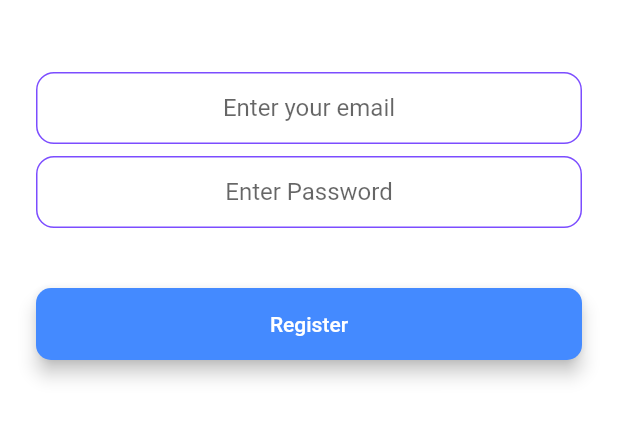
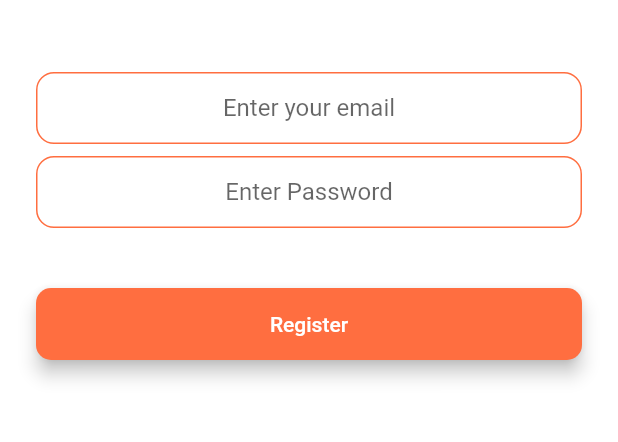
Before and after one commit to Coding-Club-IITG/Git-Workshop-flutter, a Flutter app: the screen it shows after launch, after a tap on "Register", on a phone screen of 412 x 824 dp, the part 576-1018 px from its top. Run offline on Flutter 3.47's test engine with Material 2 defaults, Android fonts, the phone set to English and light mode, and no system bars; our stand-ins replace animated_text_kit, cloud_firestore, firebase_auth, firebase_core, modal_progress_hud; accounts and stored records are empty.

Commit message:
Theme Changed to Orange-ish!

```diff
--- a/lib/constants.dart
+++ b/lib/constants.dart
@@ -10,11 +10,13 @@ const kTextFieldDecoration = InputDecoration(
     borderRadius: BorderRadius.all(Radius.circular(12.0)),
   ),
   enabledBorder: OutlineInputBorder(
-    borderSide: BorderSide(color: Colors.deepPurpleAccent, width: 1.0),
+    // borderSide: BorderSide(color: Colors.deepPurpleAccent, width: 1.0),
+    borderSide: BorderSide(color: Colors.deepOrangeAccent, width: 1.0),
     borderRadius: BorderRadius.all(Radius.circular(12.0)),
   ),
   focusedBorder: OutlineInputBorder(
-    borderSide: BorderSide(color: Colors.deepPurpleAccent, width: 2.0),
+    // borderSide: BorderSide(color: Colors.deepPurpleAccent, width: 2.0),
+    borderSide: BorderSide(color: Colors.deepOrangeAccent, width: 2.0),
     borderRadius: BorderRadius.all(Radius.circular(12.0)),
   ),
 );
@@ -22,5 +24,6 @@ const kTextFieldDecoration = InputDecoration(
 const kAnimatedTextStyle = TextStyle(
   fontSize: 35.0,
   fontWeight: FontWeight.w900,
-  color: Colors.deepPurple,
+  // color: Colors.deepPurple,
+  color: Colors.deepOrangeAccent,
 );
--- a/lib/screens/create_task.dart
+++ b/lib/screens/create_task.dart
@@ -37,7 +37,8 @@ class _TodoCreateState extends State<TodoCreate> {
       ),
       floatingActionButton: RoundedButton(
         text: 'Add task!',
-        color: Colors.deepPurple,
+        // color: Colors.deepPurple,
+        color: Colors.deepOrangeAccent,
         onPressed: () async {
           //Creating a new task
           await collection.add({'name': controller.text, 'completed': false});
--- a/lib/screens/registration_screen.dart
+++ b/lib/screens/registration_screen.dart
@@ -65,7 +65,8 @@ class _RegistrationScreenState extends State<RegistrationScreen> {
                 height: 24.0,
               ),
               RoundedButton(
-                color: Colors.blueAccent,
+                // color: Colors.blueAccent,
+                color: Colors.deepOrangeAccent,
                 text: 'Register',
                 onPressed: () async {
                   setState(
--- a/lib/screens/welcome_screen.dart
+++ b/lib/screens/welcome_screen.dart
@@ -62,12 +62,20 @@ class _WelcomeScreenState extends State<WelcomeScreen>
                 ),
                 AnimatedTextKit(
                   animatedTexts: [
-                    RotateAnimatedText('BE AWESOME',
-                        textStyle: kAnimatedTextStyle),
-                    RotateAnimatedText('BE PRODUCTIVE',
-                        textStyle: kAnimatedTextStyle.copyWith(fontSize: 30.0)),
-                    RotateAnimatedText('BE YOURSELF',
-                        textStyle: kAnimatedTextStyle),
+                    RotateAnimatedText(
+                      'BE AWESOME',
+                      textStyle: kAnimatedTextStyle,
+                    ),
+                    RotateAnimatedText(
+                      'BE PRODUCTIVE',
+                      textStyle: kAnimatedTextStyle.copyWith(
+                        fontSize: 30.0,
+                      ),
+                    ),
+                    RotateAnimatedText(
+                      'BE YOURSELF',
+                      textStyle: kAnimatedTextStyle,
+                    ),
                   ],
                   repeatForever: true,
                 ),
@@ -77,21 +85,24 @@ class _WelcomeScreenState extends State<WelcomeScreen>
               height: 48.0,
             ),
             RoundedButton(
-              color: Colors.deepPurple,
+              // color: Colors.deepPurple,
+              color: Colors.deepOrangeAccent,
               text: 'Log In',
               onPressed: () {
                 Navigator.pushNamed(context, LoginScreen.id);
               },
             ),
             RoundedButton(
-              color: Colors.deepPurple[400],
+              // color: Colors.deepPurple[400],
+              color: Colors.deepOrangeAccent[100],
               text: 'Register',
               onPressed: () {
                 Navigator.pushNamed(context, RegistrationScreen.id);
               },
             ),
             RoundedButton(
-              color: Colors.deepPurple[100],
+              // color: Colors.deepPurple[100],
+              color: Colors.deepOrange[100],
               text: 'Sign In With Google',
               onPressed: () {
                 Navigator.pushNamed(context, LoginScreen.id);
```
Also changed, not shown: lib/screens/login_screen.dart (+8 -4 lines), lib/screens/todo_screen.dart (+8 -4 lines).
